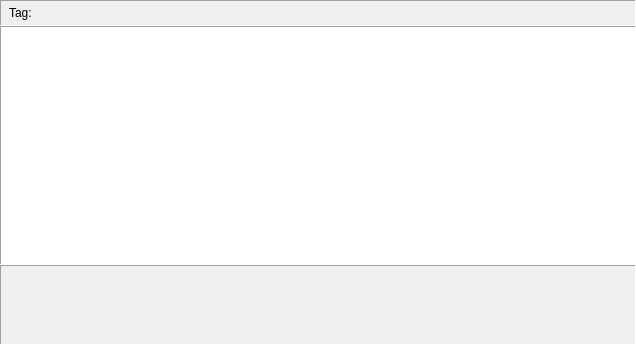
Old version of the form jal/ui/reports/tag_report.ui in the repository titov-vv/jal.
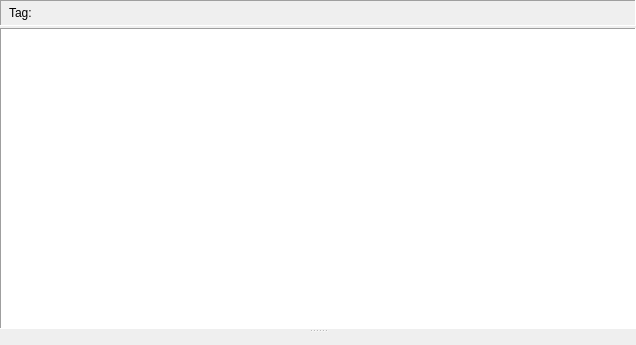
New version of the form. Custom widgets are drawn as their Qt base class.

Commit message: Details frame was added to the Report by Category.

Patch:
```diff
--- a/jal/ui/reports/tag_report.ui
+++ b/jal/ui/reports/tag_report.ui
@@ -15,7 +15,7 @@
   </property>
   <layout class="QVBoxLayout" name="verticalLayout">
    <property name="spacing">
-    <number>0</number>
+    <number>2</number>
    </property>
    <property name="leftMargin">
     <number>0</number>
@@ -93,11 +93,15 @@
     </widget>
    </item>
    <item>
+    <widget class="QSplitter" name="splitter">
+     <property name="orientation">
+      <enum>Qt::Vertical</enum>
+     </property>
     <widget class="QTableView" name="ReportTableView">
      <property name="sizePolicy">
       <sizepolicy hsizetype="Expanding" vsizetype="Expanding">
        <horstretch>0</horstretch>
-       <verstretch>3</verstretch>
+        <verstretch>4</verstretch>
       </sizepolicy>
      </property>
      <property name="frameShape">
@@ -128,48 +132,14 @@
       <number>20</number>
      </attribute>
     </widget>
-   </item>
-   <item>
-    <widget class="QFrame" name="DetailsFrame">
-     <property name="sizePolicy">
-      <sizepolicy hsizetype="Preferred" vsizetype="Preferred">
-       <horstretch>0</horstretch>
-       <verstretch>1</verstretch>
-      </sizepolicy>
-     </property>
-     <property name="frameShape">
-      <enum>QFrame::Panel</enum>
-     </property>
-     <property name="frameShadow">
-      <enum>QFrame::Sunken</enum>
-     </property>
-     <layout class="QVBoxLayout" name="verticalLayout_2">
-      <property name="leftMargin">
-       <number>0</number>
-      </property>
-      <property name="topMargin">
-       <number>0</number>
-      </property>
-      <property name="rightMargin">
-       <number>0</number>
-      </property>
-      <property name="bottomMargin">
-       <number>0</number>
-      </property>
-      <item>
        <widget class="JalOperationsTabs" name="OperationDetails" native="true">
-        <property name="enabled">
-         <bool>true</bool>
-        </property>
         <property name="sizePolicy">
          <sizepolicy hsizetype="Preferred" vsizetype="Preferred">
           <horstretch>0</horstretch>
-          <verstretch>0</verstretch>
+        <verstretch>1</verstretch>
          </sizepolicy>
         </property>
        </widget>
-      </item>
-     </layout>
     </widget>
    </item>
   </layout>
```
Lines whose indentation alone changed are shown as unchanged. The commit also changes 10 other files.
